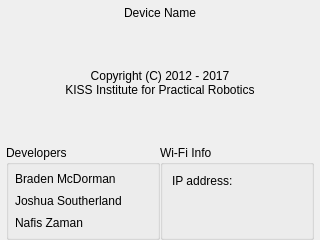
Above: ui/AboutWidget.ui from F-WuTS/botui before the change. Below: the same form after it.
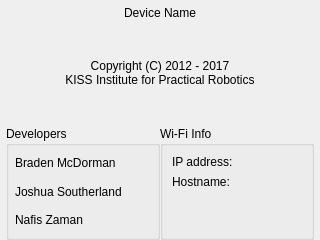
That is the form after the change.

Commit message: Show hostname in about dialog.

The edit to the form file:
```diff
--- a/ui/AboutWidget.ui
+++ b/ui/AboutWidget.ui
@@ -147,6 +147,24 @@
           </item>
          </layout>
         </item>
+        <item>
+         <layout class="QHBoxLayout" name="horizontalLayout_5">
+          <item>
+           <widget class="QLabel" name="label_6">
+            <property name="text">
+             <string>Hostname:</string>
+            </property>
+           </widget>
+          </item>
+          <item>
+           <widget class="QLabel" name="hostname">
+            <property name="text">
+             <string></string>
+            </property>
+           </widget>
+          </item>
+         </layout>
+        </item>
         <item>
          <spacer name="verticalSpacer">
           <property name="orientation">
```
The commit also changes 3 other files.
